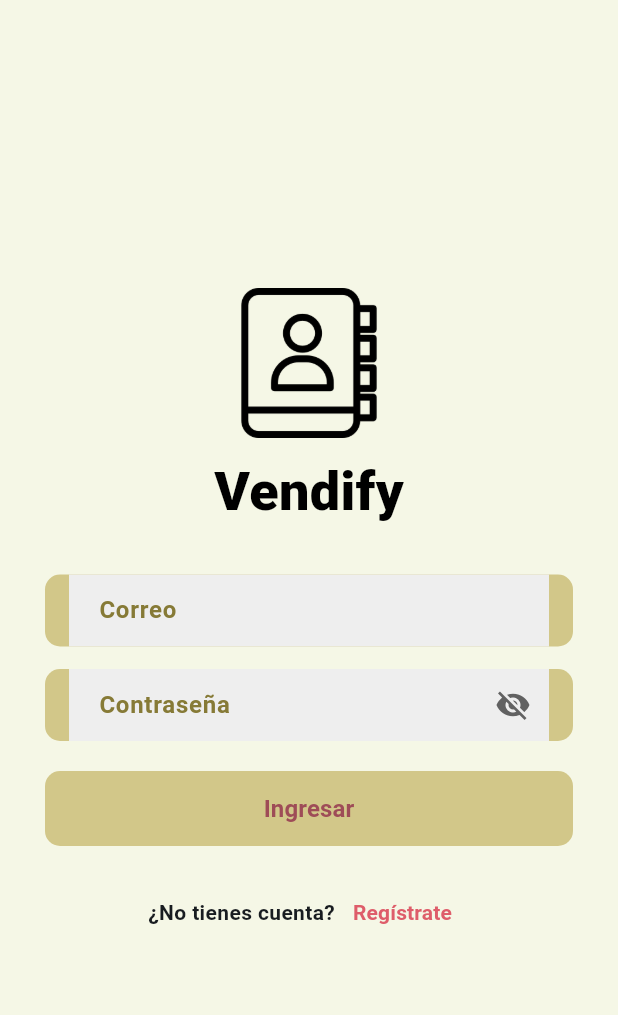
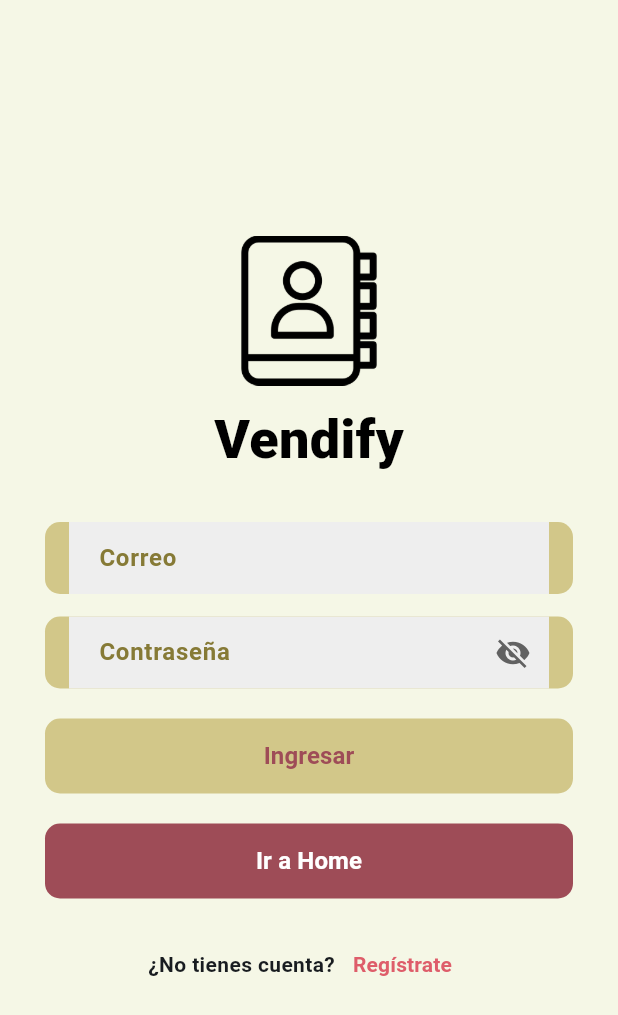
Before and after one commit to Pascal542/mobile-app-inventory-qr, a Flutter app: the LoginScreen screen opened directly, on a phone screen of 412 x 824 dp. Shown: the top 1015 px of the screen. Run offline on Flutter 3.47's test engine with Material 3 defaults, Android fonts, the phone set to English and light mode, and no system bars; our stand-ins replace fl_chart, image_picker, pdf, printing, sqflite; accounts and stored records are empty.

Commit message:
feat(auth): agregar botón para navegar directamente a Home sin autenticación

```diff
--- a/lib/features/auth/presentation/pages/login.dart
+++ b/lib/features/auth/presentation/pages/login.dart
@@ -34,6 +34,13 @@ class _LoginScreenState extends State<LoginScreen> {
         isLoginTrue = true;
       });
     }
+  }
+
+  void _navigateToHome() {
+    Navigator.pushReplacement(
+      context,
+      MaterialPageRoute(builder: (context) => const MenuScreen()),
+    );
   }
 
   @override
@@ -152,6 +159,31 @@ class _LoginScreenState extends State<LoginScreen> {
 
                 const SizedBox(height: 20),
 
+                // Botón para ir directamente a Home
+                SizedBox(
+                  width: double.infinity,
+                  height: 50,
+                  child: TextButton(
+                    style: TextButton.styleFrom(
+                      backgroundColor: const Color(0xFF9E4C57),
+                      shape: RoundedRectangleBorder(
+                        borderRadius: BorderRadius.circular(10),
+                      ),
+                    ),
+                    onPressed: _navigateToHome,
+                    child: const Text(
+                      'Ir a Home',
+                      style: TextStyle(
+                        color: Colors.white,
+                        fontWeight: FontWeight.bold,
+                        fontSize: 16,
+                      ),
+                    ),
+                  ),
+                ),
+
+                const SizedBox(height: 20),
+
                 // Enlace de registro
                 Row(
                   mainAxisAlignment: MainAxisAlignment.center,
```
